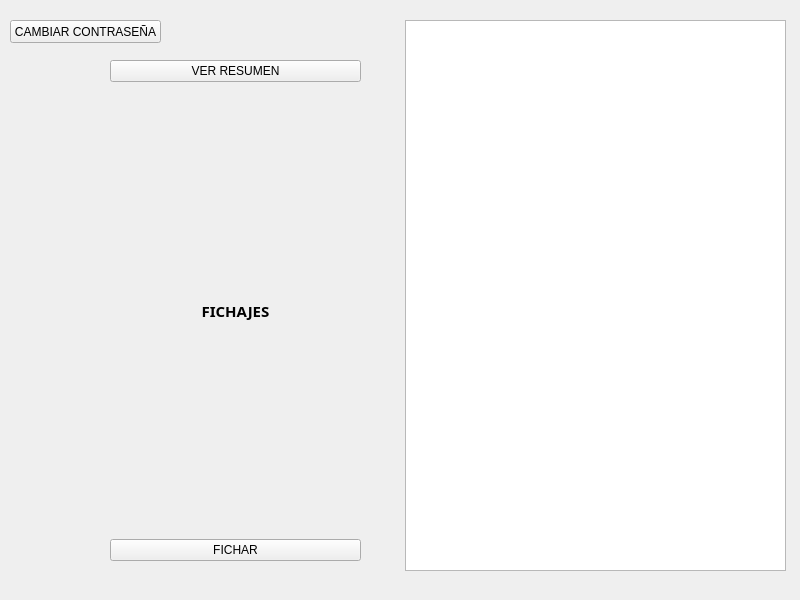
Old version of the form src/view/ui/worker_view.ui in the repository DavidTabuyo/SIFABUL.
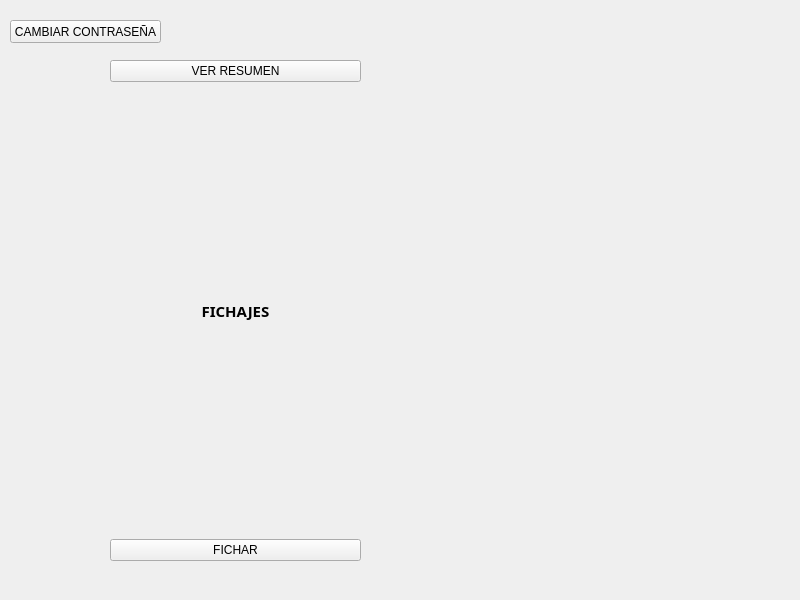
New version of the form.

```diff
--- a/src/view/ui/worker_view.ui
+++ b/src/view/ui/worker_view.ui
@@ -14,16 +14,6 @@
    <string>MainWindow</string>
   </property>
   <widget class="QWidget" name="centralwidget">
-   <widget class="QListView" name="vistaNotificacion">
-    <property name="geometry">
-     <rect>
-      <x>405</x>
-      <y>20</y>
-      <width>381</width>
-      <height>551</height>
-     </rect>
-    </property>
-   </widget>
    <widget class="QWidget" name="layoutWidget">
     <property name="geometry">
      <rect>
```
Left out of the diff: 11 changed lines with no effect on the pictures.
